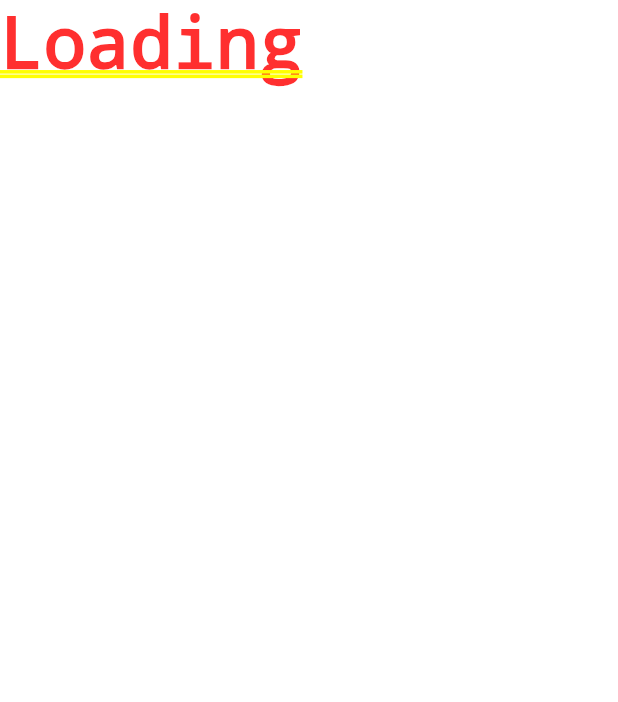
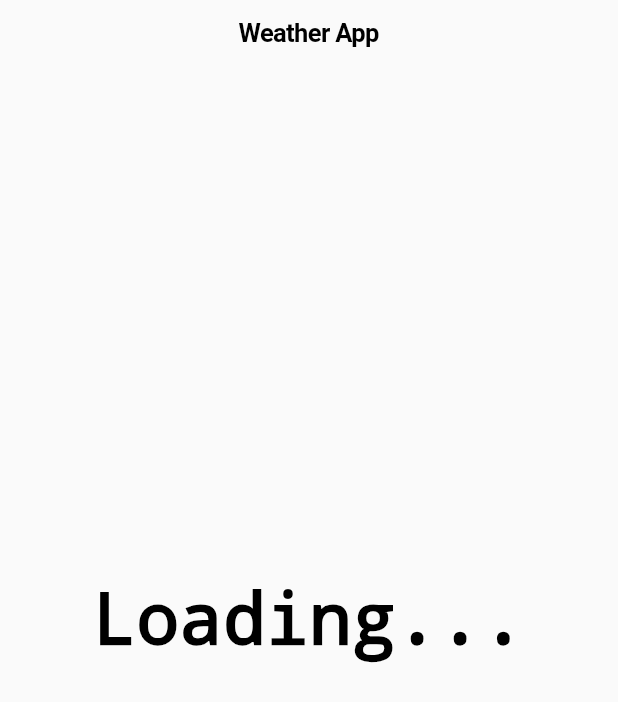
Before and after one commit to MojitoBar/gdsc-weather-app, a Flutter app: the screen it shows after launch, on a phone screen of 412 x 824 dp. Shown: the top 702 px of the screen. Run offline on Flutter 3.47's test engine with Material 2 defaults, Android fonts, the phone set to English and light mode, and no system bars.

Commit message:
feat: added loading message

```diff
--- a/lib/main.dart
+++ b/lib/main.dart
@@ -1,5 +1,6 @@
 import 'dart:convert';
 
+import 'package:flutter/cupertino.dart';
 import 'package:flutter/material.dart';
 import 'package:flutter/services.dart';
 
@@ -46,9 +47,40 @@ class _WeatherBodyState extends State<WeatherBody> {
 
   @override
   Widget build(BuildContext context) {
-    if (data.length == 0) {
-      return Text("Loading");
-    }
-    return Text(data['name']);
+    return CupertinoPageScaffold(
+      navigationBar: CupertinoNavigationBar(
+        middle: Text("Weather App"),
+      ),
+      child: Center(
+        child: TestWidget(data: data),
+      ),
+    );
   }
 }
+
+class TestWidget extends StatelessWidget {
+  Map<String, dynamic> data;
+  TestWidget({
+    required this.data,
+  });
+
+  @override
+  Widget build(BuildContext context) {
+    if (data.length == 0) {
+      return Text(
+        "Loading...",
+        style: TextStyle(
+          color: Colors.black,
+          decoration: TextDecoration.none,
+        ),
+      );
+    }
+    return Text(
+      data['name'],
+      style: TextStyle(
+        color: Colors.black,
+        decoration: TextDecoration.none,
+      ),
+    );
+  }
+}
```
